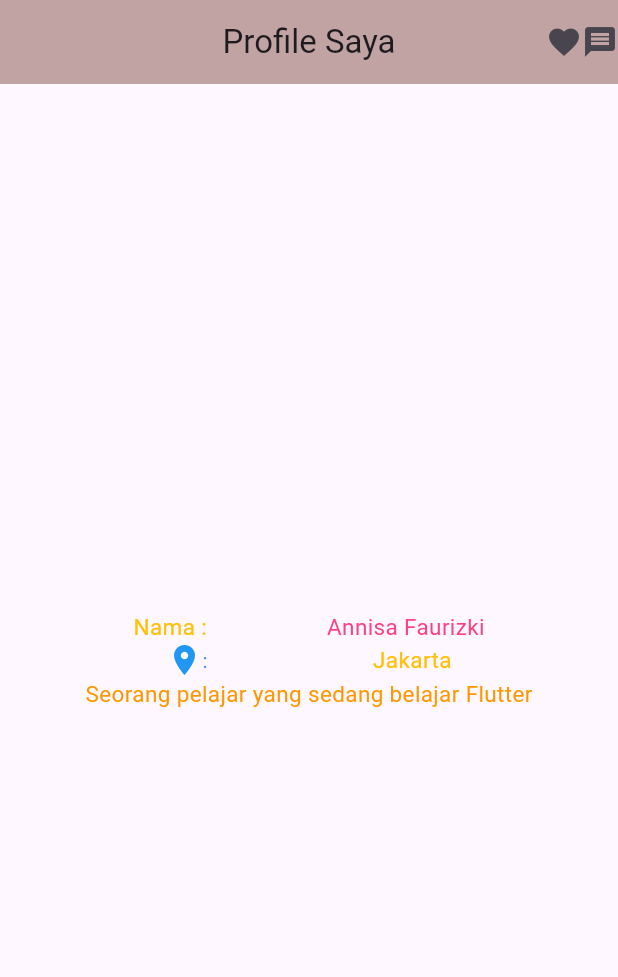
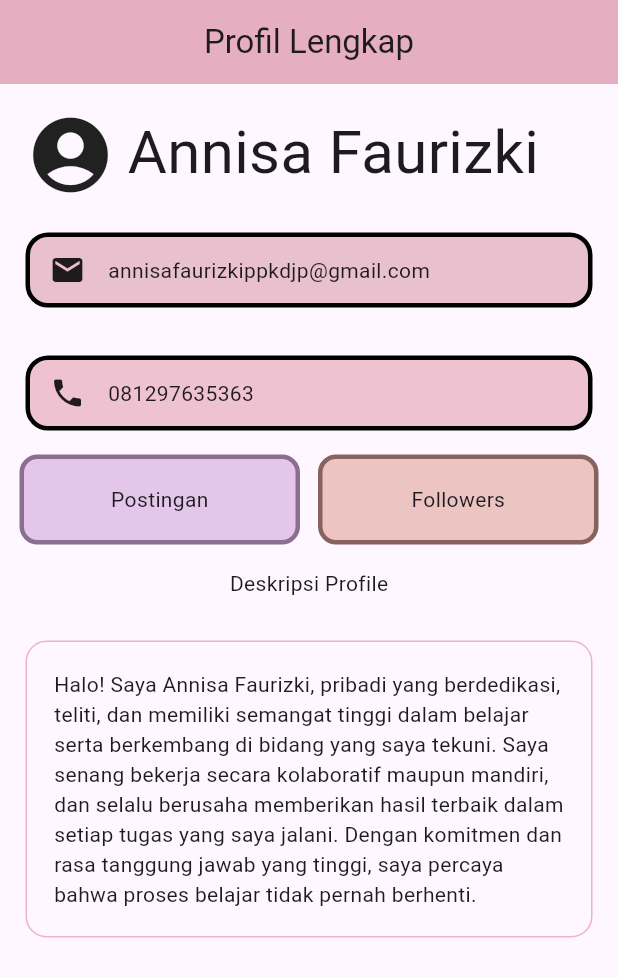
Before and after one commit to annisafaurizki/ppkd_b_3, a Flutter app: the screen it shows after launch, on a phone screen of 412 x 824 dp. Shown: the top 977 px of the screen. Run offline on Flutter 3.47's test engine with Material 3 defaults, Android fonts, the phone set to English and light mode, and no system bars.

Commit message:
tugas 2 flutter

```diff
--- a/lib/main.dart
+++ b/lib/main.dart
@@ -1,5 +1,5 @@
 import 'package:flutter/material.dart';
-import 'package:ppkd_b_3/start.dart';
+import 'package:ppkd_b_3/tugas2.dart';
 
 void main() {
   runApp(const MyApp());
@@ -31,7 +31,7 @@ class MyApp extends StatelessWidget {
         // tested with just a hot reload.
         colorScheme: ColorScheme.fromSeed(seedColor: Colors.deepPurple),
       ),
-      home: StartWidget(),
+      home: Tugas2(),
     );
   }
 }
--- a/lib/start.dart
+++ b/lib/start.dart
@@ -28,14 +28,26 @@ class StartWidget extends StatelessWidget {
           Row( mainAxisAlignment: MainAxisAlignment.center,
               children: [
                 Icon(Icons.location_on, color: Colors.blue ), Text(":", style: TextStyle(color: Colors.blueAccent ),),
-                SizedBox(width: 110), Text("Jakarta", style:
-                TextStyle( fontSize: 15, color: Colors.amber),),],
+                SizedBox(width: 110),
+                Text("Jakarta", style: TextStyle( fontSize: 15, color: Colors.amber),),],
           ),
 
           Row(mainAxisAlignment: MainAxisAlignment.center,
               children: [
                 Text("Seorang pelajar yang sedang belajar Flutter",
-                style:TextStyle(fontSize:15, color: Colors.orange ) ,)],
+                style:TextStyle(fontSize:15, color: Colors.orange ) ,),
+
+                SizedBox(height: 20),
+                Container(
+                padding: EdgeInsets.all(12),
+                decoration: BoxDecoration(
+                color: Colors.amberAccent,
+                border: Border.all(color: Colors.black54),
+                borderRadius: BorderRadius.circular(8),
+            ),
+            child: Text("Text ini dalam kotak")
+                )
+           ],
           )
         ],
       ),
--- /dev/null
+++ b/lib/tugas2.dart
@@ -0,0 +1,140 @@
+import 'package:flutter/material.dart';
+
+class Tugas2 extends StatelessWidget {
+  const Tugas2({super.key});
+  final String deskripsi = "Halo! Saya Annisa Faurizki, pribadi yang berdedikasi, teliti, dan memiliki semangat tinggi dalam belajar serta berkembang di bidang yang saya tekuni. Saya senang bekerja secara kolaboratif maupun mandiri, dan selalu berusaha memberikan hasil terbaik dalam setiap tugas yang saya jalani. Dengan komitmen dan rasa tanggung jawab yang tinggi, saya percaya bahwa proses belajar tidak pernah berhenti.";
+  @override
+  Widget build(BuildContext context) {
+    return Scaffold(
+      appBar: AppBar(
+        title: Text("Profil Lengkap"),
+        backgroundColor: const Color.fromARGB(255, 230, 175, 193),
+        centerTitle: true,
+      ),
+      body: Padding(
+        padding: const EdgeInsets.all(1),
+        child: Column(
+          children: [
+            Container(
+              margin: EdgeInsets.all(16),
+              height: 50,
+              width: double.infinity,
+
+
+              child: Row(
+                children: [
+                  Icon(Icons.account_circle_rounded, size: 60,),
+                  SizedBox(width: 8),
+                  Text("Annisa Faurizki", style: TextStyle(fontSize: 40),),
+                ],
+              ),
+            ),
+
+            Container(
+              margin: EdgeInsets.all(16),
+              height: 50,
+              width: double.infinity,
+              decoration: BoxDecoration(
+                color: const Color.fromARGB(255, 233, 192, 205),
+                border: Border.all(color: Colors.black, width: 3),
+                borderRadius: BorderRadius.circular(15),
+              ),
+
+              child: Row(
+                children: [
+                  SizedBox(width: 13,),
+                  Icon(Icons.email),
+                  SizedBox(width: 15),
+                  Text("annisafaurizkippkdjp@gmail.com"),
+                ],
+              ),
+            ),
+
+            Container(
+                    margin: EdgeInsets.all(16),
+                    height: 50,
+                    width: double.infinity,
+                    decoration: BoxDecoration(
+                      color: const Color.fromARGB(255, 238, 194, 209),
+                      border: Border.all(color: Colors.black, width: 3),
+                      borderRadius: BorderRadius.circular(15),
+                    ),
+
+                    child: Row(
+                      children: [
+                        SizedBox(width: 13,),
+                        Icon(Icons.phone),
+                        SizedBox(width: 15),
+                        Text("081297635363"),
+                      ],
+                    ),
+                  ),
+
+            Padding(
+              padding: const EdgeInsets.symmetric(horizontal: 12),
+              child: Row(
+                children: [
+                  Expanded(
+                    child: Container(
+                      // margin: EdgeInsets.all(45),
+                      padding: EdgeInsets.all(12),
+                      height: 60,
+                      alignment: Alignment.center,
+                      width: 120,
+                      decoration: BoxDecoration(
+                        color: const Color.fromARGB(255, 229, 198, 235),
+                        border: Border.all(
+                          color: const Color.fromARGB(255, 138, 112, 143),
+                          width: 3,
+                        ),
+                        borderRadius: BorderRadius.circular(12),
+                      ),
+
+                      child: Text("Postingan"),
+                    ),
+                  ),
+                  SizedBox(width: 12,),
+                  Expanded(
+                    child: Container(
+                      // margin: EdgeInsets.all(45),
+                      padding: EdgeInsets.all(16),
+                      height: 60,
+                      alignment: Alignment.center,
+                      width: 120,
+                      decoration: BoxDecoration(
+                        color: const Color.fromARGB(255, 236, 196, 193),
+                        border: Border.all(
+                          color: const Color.fromARGB(255, 136, 98, 95),
+                          width: 3,
+                        ),
+                        borderRadius: BorderRadius.circular(12),
+                      ),
+                      child: Text("Followers"),
+                    ),
+                  ),
+                ],
+              ),
+            ),
+
+            SizedBox(height: 16,),
+            Text('Deskripsi Profile'),
+            SizedBox(height: 12,),
+            Padding(
+              padding: const EdgeInsets.all(16.0),
+              child: Container(
+                width: double.infinity,
+                decoration: BoxDecoration(borderRadius: BorderRadius.circular(14), border: Border.all(color: const Color.fromARGB(255, 240, 178, 199))),
+                child: Padding(
+                  padding: const EdgeInsets.all(18.0),
+                  child: Text(
+                    deskripsi
+                  ),
+                ),
+              ),
+            )
+          ],
+        ),
+      ),
+    );
+  }
+}
--- /dev/null
+++ b/lib/tugas_tugas/tugas_2_Flutter.dart
@@ -0,0 +1,10 @@
+import 'package:flutter/material.dart';
+
+class tugas_2_FlutterWidget extends StatelessWidget {
+  const tugas_2_FlutterWidget({super.key});
+
+  @override
+  Widget build(BuildContext context) {
+    return const Placeholder();
+  }
+}
```
